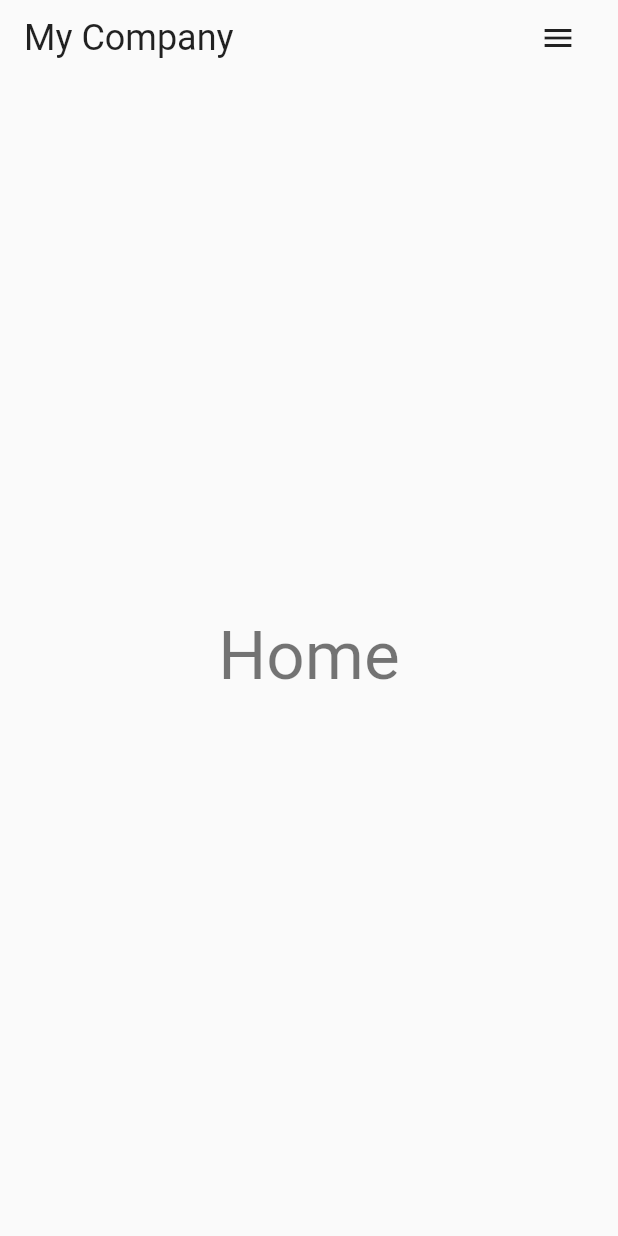
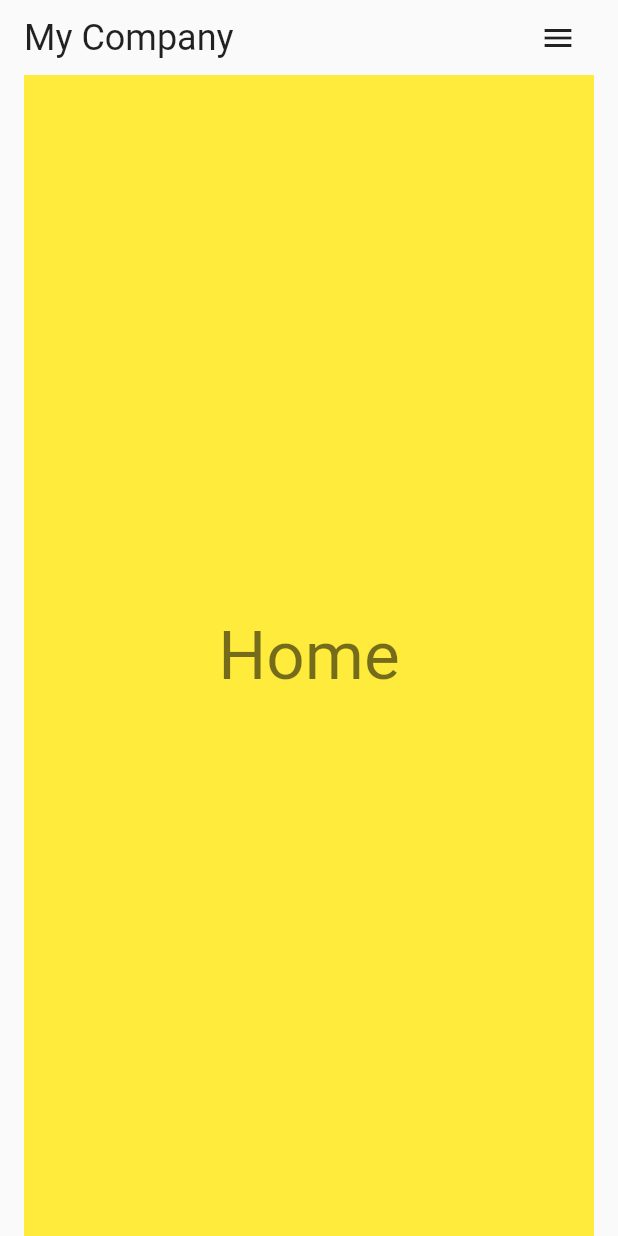
Before and after one commit to siva636/flutter_provider_get_it_firebase, a Flutter app: the screen it shows after launch, on a phone screen of 412 x 824 dp. Run offline on Flutter 3.47's test engine with Material 2 defaults, Android fonts, the phone set to English and light mode, and no system bars; our stand-ins replace firebase_core; accounts and stored records are empty.

Commit message:
Custom library for adaptive breakpoints

```diff
--- a/lib/services/adaptive_breakpoints.dart
+++ b/lib/services/adaptive_breakpoints.dart
@@ -0,0 +1,100 @@
+import 'package:flutter/material.dart';
+
+// This is according to the latest breakpoints system as of 6-Aug-2021:
+// https://material.io/design/layout/responsive-layout-grid.html#breakpoints
+enum AdaptiveWindowType {
+  xsmall,
+  small,
+  smallPlus,
+  medium,
+  large,
+}
+
+final Map<AdaptiveWindowType, int> _operatorMap = {
+  AdaptiveWindowType.xsmall: 0,
+  AdaptiveWindowType.small: 1,
+  AdaptiveWindowType.smallPlus: 2,
+  AdaptiveWindowType.medium: 3,
+  AdaptiveWindowType.large: 4,
+};
+
+int _relativeSize(AdaptiveWindowType adaptiveWindowType) {
+  return _operatorMap[adaptiveWindowType]!;
+}
+
+extension AdaptiveWindowTypeExtension on AdaptiveWindowType {
+  bool operator <=(AdaptiveWindowType other) =>
+      _relativeSize(this) <= _relativeSize(other);
+
+  bool operator <(AdaptiveWindowType other) =>
+      _relativeSize(this) < _relativeSize(other);
+
+  bool operator >=(AdaptiveWindowType other) =>
+      _relativeSize(this) >= _relativeSize(other);
+
+  bool operator >(AdaptiveWindowType other) =>
+      _relativeSize(this) > _relativeSize(other);
+}
+
+class BreakpointsInfo {
+  const BreakpointsInfo({
+    required this.adaptiveWindowType,
+    required this.columns,
+    required this.margin,
+    required this.gutter,
+  });
+
+  final AdaptiveWindowType adaptiveWindowType;
+  final int columns;
+  final double margin;
+  final double gutter;
+}
+
+AdaptiveWindowType getWindowType(BuildContext context) {
+  return getBreakpointsInfo(context).adaptiveWindowType;
+}
+
+BreakpointsInfo getBreakpointsInfo(BuildContext context) {
+  double width = MediaQuery.of(context).size.width;
+
+  if (width > 0 && width <= 599) {
+// xsmall
+    return BreakpointsInfo(
+        adaptiveWindowType: AdaptiveWindowType.xsmall,
+        columns: 4,
+        margin: 16,
+        gutter: 16);
+  } else if (width >= 600 && width <= 904) {
+    // small
+    return BreakpointsInfo(
+        adaptiveWindowType: AdaptiveWindowType.small,
+        columns: 8,
+        margin: 32,
+        gutter: 32);
+  } else if (width >= 905 && width <= 1239) {
+    // smallPlus
+    return BreakpointsInfo(
+      adaptiveWindowType: AdaptiveWindowType.smallPlus,
+      columns: 12,
+      margin: (width - 840) / 2,
+      gutter: 32,
+    );
+  } else if (width >= 1240 && width <= 1439) {
+    // medium
+    return BreakpointsInfo(
+        adaptiveWindowType: AdaptiveWindowType.medium,
+        columns: 12,
+        margin: 200,
+        gutter: 32);
+  } else if (width >= 1440) {
+    // large
+    return BreakpointsInfo(
+      adaptiveWindowType: AdaptiveWindowType.large,
+      columns: 12,
+      margin: (width - 1040) / 2,
+      gutter: 32,
+    );
+  } else {
+    throw AssertionError('Something unexpected happened');
+  }
+}
--- a/lib/ui/views/home.dart
+++ b/lib/ui/views/home.dart
@@ -1,5 +1,6 @@
 import 'package:flutter/material.dart';
 import 'package:provider_get_it/constants.dart';
+import 'package:provider_get_it/services/adaptive_breakpoints.dart';
 import 'package:provider_get_it/ui/widgets/custom_app_bar.dart';
 
 class Home extends StatelessWidget {
@@ -7,13 +8,18 @@ class Home extends StatelessWidget {
 
   @override
   Widget build(BuildContext context) {
+    final double margin = getBreakpointsInfo(context).margin;
     return Scaffold(
       appBar: PreferredSize(
         child: CustomAppBar(),
         preferredSize: Size.fromHeight(appBarHeight),
       ),
-      body: Center(
-        child: Text('Home', style: Theme.of(context).textTheme.headline3),
+      body: Container(
+        margin: EdgeInsets.symmetric(horizontal: margin),
+        color: Colors.yellow,
+        child: Center(
+          child: Text('Home', style: Theme.of(context).textTheme.headline3),
+        ),
       ),
     );
   }
--- a/lib/ui/widgets/custom_app_bar.dart
+++ b/lib/ui/widgets/custom_app_bar.dart
@@ -1,6 +1,6 @@
 import 'package:flutter/material.dart';
-import 'package:adaptive_breakpoints/adaptive_breakpoints.dart';
 import 'package:provider_get_it/constants.dart';
+import 'package:provider_get_it/services/adaptive_breakpoints.dart';
 
 class CustomAppBar extends StatefulWidget {
   CustomAppBar() : super(key: Key('custom_app_bar'));
@@ -29,21 +29,18 @@ class _CustomAppBarState extends State<CustomAppBar> {
       }
     };
 
-    final double margin = getBreakpointEntry(context).margin;
+    final double gutter = getBreakpointsInfo(context).gutter;
 
     return Container(
-      width: null,
       child: Padding(
-        padding: EdgeInsets.symmetric(horizontal: margin),
+        padding: EdgeInsets.symmetric(horizontal: gutter),
         child: NavigationToolbar(
           centerMiddle: true,
           leading: Align(
               child: Text('My Company',
                   style: Theme.of(context).textTheme.headline5),
               alignment: Alignment.centerLeft),
-          middle: getWindowType(context) == AdaptiveWindowType.xlarge ||
-                  getWindowType(context) == AdaptiveWindowType.large ||
-                  getWindowType(context) == AdaptiveWindowType.medium
+          middle: getWindowType(context) >= AdaptiveWindowType.smallPlus
               ? Row(
                   mainAxisSize: MainAxisSize.min,
                   children: [
--- a/pubspec.yaml
+++ b/pubspec.yaml
@@ -32,7 +32,6 @@ dependencies:
   firebase_core: "^1.3.0"
   firebase_auth: "^2.0.0"
   cloud_firestore: "^2.3.0"
-  adaptive_breakpoints: ^0.0.5
 
 dev_dependencies:
   flutter_test:
```
Also changed, not shown: pubspec.lock.
